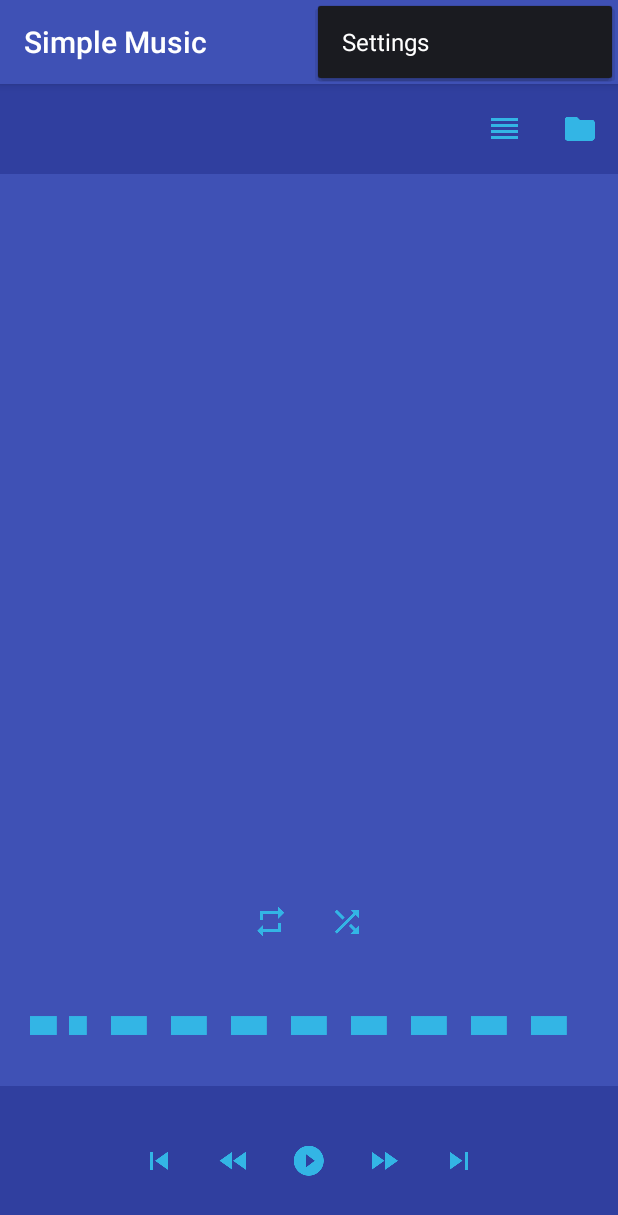
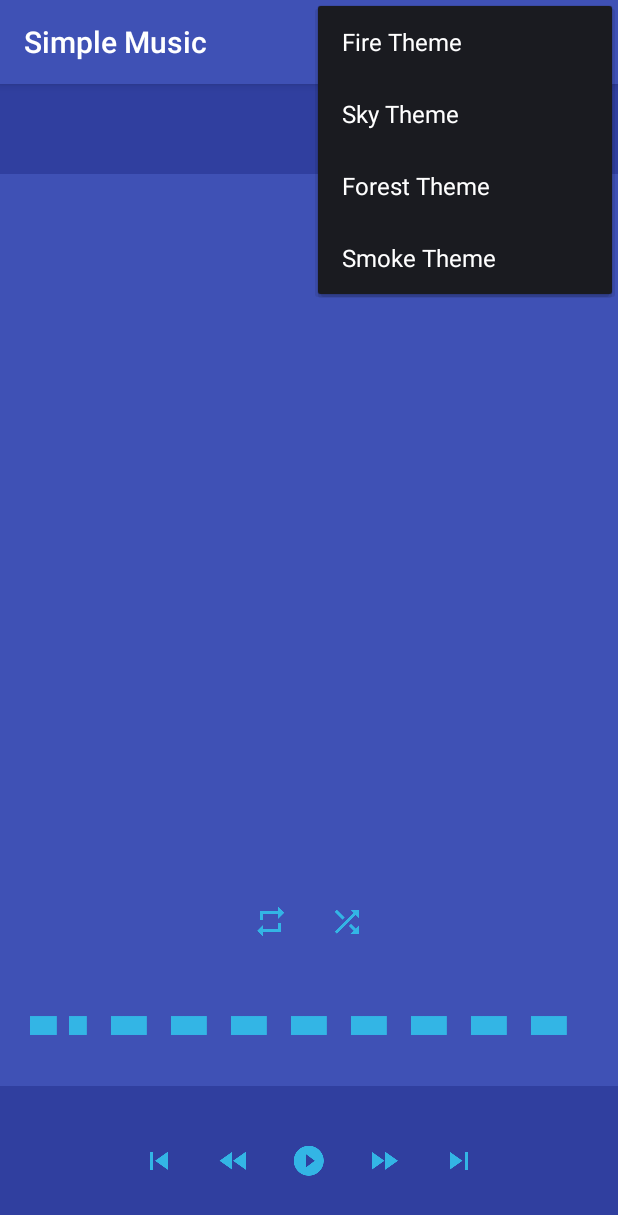
Before and after one commit to jogold9/SimpleMusicPlayer, an Android app: the screen it shows after launch (MainActivity), with the options menu open, on a phone screen of 412 x 824 dp. Shown: the top 1215 px of the screen. Run offline under Robolectric (Android 15) with nearby library versions, the phone set to English and light mode, and no system bars.

Commit message:
working on feature for user to choose theme color

```diff
--- a/app/src/main/AndroidManifest.xml
+++ b/app/src/main/AndroidManifest.xml
@@ -37,11 +37,6 @@
                   android:screenOrientation="nosensor">
         </activity>
 
-        <activity android:name=".SettingsActivity"
-                  android:label="@string/app_name"
-                  android:screenOrientation="nosensor">
-        </activity>
-
         <activity android:name=".MyActionBar"
                   android:label="@string/app_name"
                   android:screenOrientation="nosensor">
--- a/app/src/main/res/layout/main.xml
+++ b/app/src/main/res/layout/main.xml
@@ -1,12 +1,13 @@
 <?xml version="1.0" encoding="utf-8"?>
 <RelativeLayout xmlns:android="http://schemas.android.com/apk/res/android"
-                android:layout_width="match_parent"
-                android:layout_height="match_parent"
-                android:background="@color/colorPrimary">
+    android:id="@+id/main_layout"
+    android:layout_width="match_parent"
+    android:layout_height="match_parent"
+    android:background="@color/colorPrimary">
 
     <!-- Player Header -->
     <LinearLayout
-        android:id="@+id/player_header_bg"
+        android:id="@+id/player_header"
         android:layout_width="fill_parent"
         android:layout_height="60dip"
         android:layout_alignParentTop="true"
@@ -24,7 +25,7 @@
             android:paddingLeft="10dp"
             android:textColor="#04b3d2"
             android:textSize="16dp"
-            android:textStyle="bold"/>
+            android:textStyle="bold" />
 
         <!-- Playlist button -->
         <ImageButton
@@ -33,15 +34,14 @@
             android:layout_height="fill_parent"
             android:layout_marginRight="10dp"
             android:background="@null"
-            android:src="@drawable/ic_action_menu"/>
+            android:src="@drawable/ic_action_menu" />
 
         <ImageButton
             android:id="@+id/folder_icon"
             android:layout_width="wrap_content"
             android:layout_height="fill_parent"
             android:background="@null"
-            android:src="@drawable/ic_file_folder"
-            />
+            android:src="@drawable/ic_file_folder" />
     </LinearLayout>
 
     <!-- Song Thumbnail Image -->
@@ -49,16 +49,15 @@
         android:id="@+id/songThumbnail"
         android:layout_width="fill_parent"
         android:layout_height="wrap_content"
-        android:layout_below="@id/player_header_bg"
+        android:layout_below="@id/player_header"
         android:gravity="center"
         android:orientation="horizontal"
         android:paddingBottom="10dp"
-        android:paddingTop="10dp">
-    </LinearLayout>
+        android:paddingTop="10dp"></LinearLayout>
 
     <!-- Player Footer -->
     <LinearLayout
-        android:id="@+id/player_footer_bg"
+        android:id="@+id/player_footer"
         android:layout_width="fill_parent"
         android:layout_height="100dp"
         android:layout_alignParentBottom="true"
@@ -80,7 +79,7 @@
                 android:layout_height="wrap_content"
                 android:layout_marginRight="10dp"
                 android:background="@null"
-                android:src="@drawable/ic_av_skip_previous"/>
+                android:src="@drawable/ic_av_skip_previous" />
             <!-- Backward Button -->
             <ImageButton
                 android:id="@+id/btnBackward"
@@ -88,7 +87,7 @@
                 android:layout_height="wrap_content"
                 android:layout_marginRight="10dp"
                 android:background="@null"
-                android:src="@drawable/ic_av_fast_rewind"/>
+                android:src="@drawable/ic_av_fast_rewind" />
             <!-- Play Button -->
             <ImageButton
                 android:id="@+id/btnPlay"
@@ -96,7 +95,7 @@
                 android:layout_height="wrap_content"
                 android:layout_marginRight="10dp"
                 android:background="@null"
-                android:src="@drawable/btn_play"/>
+                android:src="@drawable/btn_play" />
             <!-- Stop Button -->
             <!-- Forward Button -->
             <ImageButton
@@ -105,14 +104,14 @@
                 android:layout_height="wrap_content"
                 android:layout_marginRight="10dp"
                 android:background="@null"
-                android:src="@drawable/ic_av_fast_forward"/>
+                android:src="@drawable/ic_av_fast_forward" />
             <!-- Next Button -->
             <ImageButton
                 android:id="@+id/btnNext"
                 android:layout_width="wrap_content"
                 android:layout_height="wrap_content"
                 android:background="@null"
-                android:src="@drawable/ic_av_skip_next"/>
+                android:src="@drawable/ic_av_skip_next" />
         </LinearLayout>
     </LinearLayout>
 
@@ -121,14 +120,14 @@
         android:id="@+id/songProgressBar"
         android:layout_width="fill_parent"
         android:layout_height="wrap_content"
-        android:layout_above="@id/player_footer_bg"
+        android:layout_above="@id/player_footer"
         android:layout_marginBottom="20dp"
         android:layout_marginLeft="20dp"
         android:layout_marginRight="20dp"
         android:paddingLeft="6dp"
         android:paddingRight="6dp"
         android:progressDrawable="@drawable/seekbar_progress"
-        android:thumb="@drawable/progress_bar"/>
+        android:thumb="@drawable/progress_bar" />
 
     <!-- Timer Display -->
     <LinearLayout
@@ -147,7 +146,7 @@
             android:layout_weight="1"
             android:gravity="left"
             android:textColor="#eeeeee"
-            android:textStyle="bold"/>
+            android:textStyle="bold" />
         <!-- Total Duration Label -->
         <TextView
             android:id="@+id/songTotalDurationLabel"
@@ -156,7 +155,7 @@
             android:layout_weight="1"
             android:gravity="right"
             android:textColor="#04cbde"
-            android:textStyle="bold"/>
+            android:textStyle="bold" />
     </LinearLayout>
 
     <!-- Repeat / Shuffle buttons -->
@@ -172,7 +171,7 @@
             android:layout_height="wrap_content"
             android:layout_marginRight="5dp"
             android:background="@null"
-            android:src="@drawable/ic_av_repeat"/>
+            android:src="@drawable/ic_av_repeat" />
 
         <!-- Shuffle Button -->
         <ImageButton
@@ -181,29 +180,29 @@
             android:layout_height="wrap_content"
             android:layout_marginLeft="5dp"
             android:background="@null"
-            android:src="@drawable/ic_av_shuffle"/>
+            android:src="@drawable/ic_av_shuffle" />
     </LinearLayout>
 
     <TextView
         android:id="@+id/artist"
         android:layout_width="wrap_content"
         android:layout_height="wrap_content"
+        android:layout_above="@+id/album"
         android:layout_centerHorizontal="true"
-        android:layout_above="@+id/album"
         android:layout_marginBottom="10dp"
         android:text=""
         android:textAppearance="?android:attr/textAppearanceMedium"
-        android:textColor="@color/iconColor"/>
+        android:textColor="@color/iconColor" />
 
     <TextView
         android:id="@+id/album"
         android:layout_width="wrap_content"
         android:layout_height="wrap_content"
+        android:layout_centerHorizontal="true"
         android:layout_centerVertical="true"
-        android:layout_centerHorizontal="true"
+        android:paddingBottom="20dp"
         android:text=""
-        android:paddingBottom="20dp"
         android:textAppearance="?android:attr/textAppearanceMedium"
-        android:textColor="@color/iconColor"/>
+        android:textColor="@color/iconColor" />
 
 </RelativeLayout>
--- a/app/src/main/res/menu/action_bar.xml
+++ b/app/src/main/res/menu/action_bar.xml
@@ -3,10 +3,4 @@
       android:layout_height="wrap_content"
       android:layout_width="wrap_content">
 
-    <item android:id="@+id/action_settings"
-          android:title="@string/settings"
-          android:layout_width="wrap_content"
-          android:layout_height="wrap_content"
-        />
-
 </menu>
--- a/build.gradle
+++ b/build.gradle
@@ -5,7 +5,7 @@ buildscript {
         jcenter()
     }
     dependencies {
-        classpath 'com.android.tools.build:gradle:1.5.0'
+        classpath 'com.android.tools.build:gradle:2.1.0'
 
         // NOTE: Do not place your application dependencies here; they belong
         // in the individual module build.gradle files
```
Also changed, not shown: app/src/main/java/com/joshbgold/simplemusicplayer/MainActivity.java (+85 -11 lines), app/src/main/java/com/joshbgold/simplemusicplayer/SettingsActivity.java (deleted, +0 -59 lines), gradle/wrapper/gradle-wrapper.properties, 1 other file.
